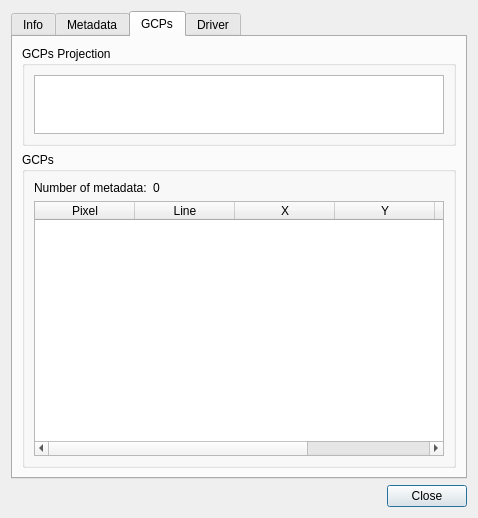
Above: gsdview/gdalbackend/ui/datasetdialog.ui from avalentino/gsdview before the change. Below: the same form after it.
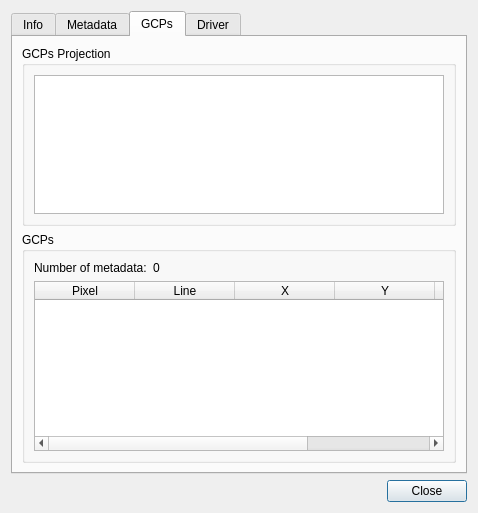
That is the form after the change. The open tabs and pages were chosen to show the change.

Commit message: Improved widget sizing in dialogs. This should fix display issues in Mac OS X.

What changed in the file:
```diff
--- a/gsdview/gdalbackend/ui/datasetdialog.ui
+++ b/gsdview/gdalbackend/ui/datasetdialog.ui
@@ -7,7 +7,7 @@
     <x>0</x>
     <y>0</y>
     <width>478</width>
-    <height>518</height>
+    <height>513</height>
    </rect>
   </property>
   <property name="windowTitle">
@@ -592,13 +592,19 @@
          <property name="sizePolicy">
           <sizepolicy hsizetype="Preferred" vsizetype="Minimum">
            <horstretch>0</horstretch>
-           <verstretch>1</verstretch>
+           <verstretch>0</verstretch>
           </sizepolicy>
          </property>
+         <property name="minimumSize">
+          <size>
+           <width>0</width>
+           <height>120</height>
+          </size>
+         </property>
          <property name="maximumSize">
           <size>
            <width>16777215</width>
-           <height>100</height>
+           <height>180</height>
           </size>
          </property>
          <property name="sizeIncrement">
@@ -635,6 +641,30 @@
        </item>
        <item>
         <widget class="QGroupBox" name="gcpsGoupBox">
+         <property name="sizePolicy">
+          <sizepolicy hsizetype="Preferred" vsizetype="Preferred">
+           <horstretch>0</horstretch>
+           <verstretch>2</verstretch>
+          </sizepolicy>
+         </property>
+         <property name="minimumSize">
+          <size>
+           <width>0</width>
+           <height>0</height>
+          </size>
+         </property>
+         <property name="maximumSize">
+          <size>
+           <width>16777215</width>
+           <height>16777215</height>
+          </size>
+         </property>
+         <property name="sizeIncrement">
+          <size>
+           <width>0</width>
+           <height>2</height>
+          </size>
+         </property>
          <property name="title">
           <string>GCPs</string>
          </property>
```
Left out of the diff: 2 changed lines with no effect on the pictures. The commit also changes 1 other file.
